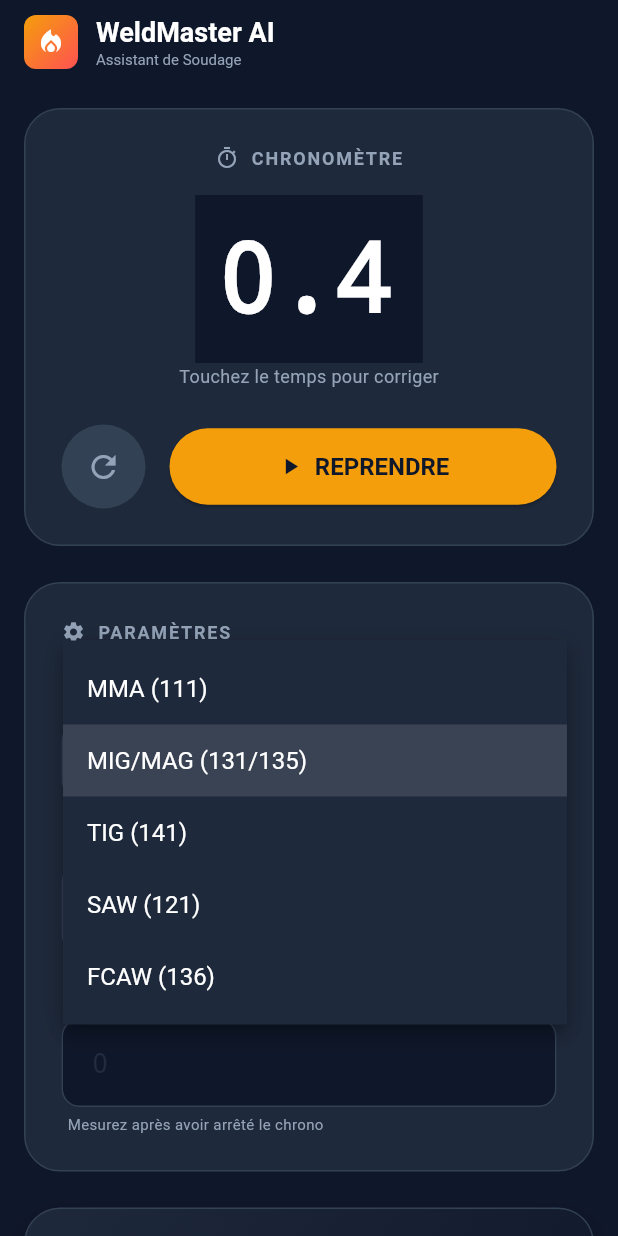
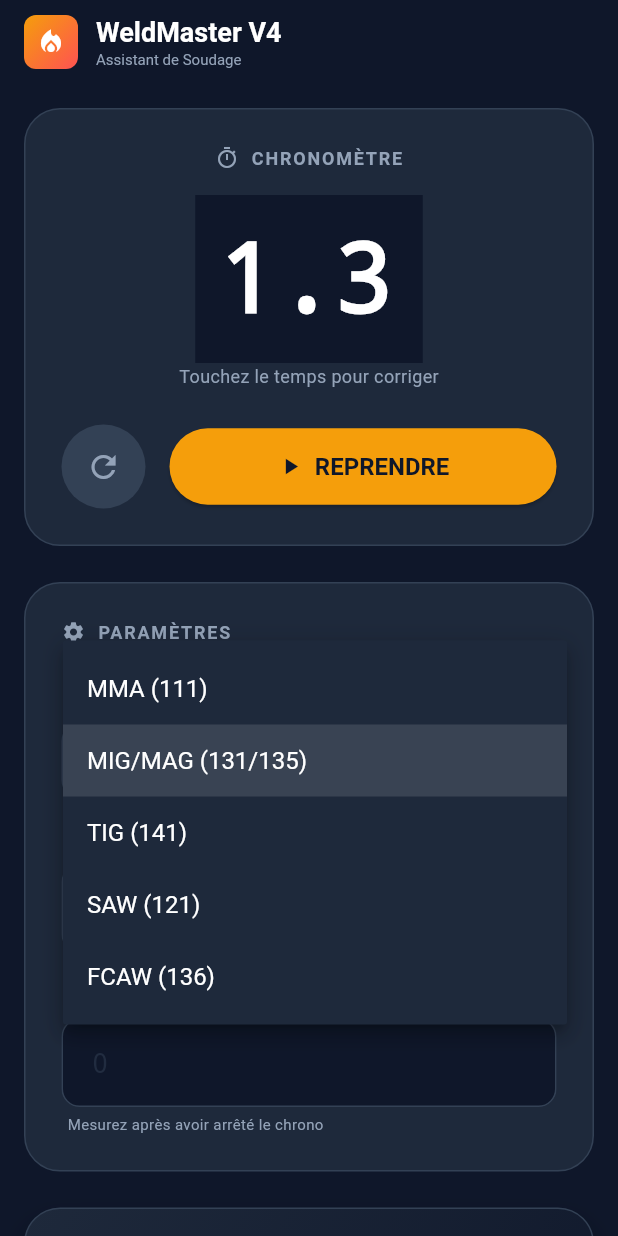
Before and after one commit to orphee899/calcul-soudure, a Flutter app: the screen it shows after launch, after a tap on "SOUDER", after a tap on "ARRÊTER", after a tap on "MIG/MAG (131/135)", on a phone screen of 412 x 824 dp. Run offline on Flutter 3.47's test engine with Material 3 defaults, Android fonts, the phone set to English and light mode, and no system bars; our stand-ins replace flutter_markdown, google_generative_ai.

```diff
--- a/lib/main.dart
+++ b/lib/main.dart
@@ -12,12 +12,12 @@ import 'package:flutter_markdown/flutter_markdown.dart';
 // ==========================================
 
 class AppColors {
-  static const Color background = Color(0xFF0F172A); // Industrial 900
-  static const Color surface = Color(0xFF1E293B);    // Industrial 800
-  static const Color surfaceLight = Color(0xFF334155); // Industrial 700
+  static const Color background = Color(0xFF0F172A);
+  static const Color surface = Color(0xFF1E293B);
+  static const Color surfaceLight = Color(0xFF334155);
   static const Color textMain = Color(0xFFF1F5F9);
   static const Color textMuted = Color(0xFF94A3B8);
-  static const Color accent = Color(0xFFF59E0B);      // Amber
+  static const Color accent = Color(0xFFF59E0B);
   static const Color accentHover = Color(0xFFD97706);
   static const Color error = Color(0xFFEF4444);
 }
@@ -91,27 +91,19 @@ class WeldingState extends ChangeNotifier {
   double _current = 0.0;
   double _length = 0.0;
 
-  // --- LOGIQUE CHRONOMÈTRE ROBUSTE (CORRIGÉE) ---
-  final Stopwatch _stopwatch = Stopwatch();
-  Timer? _uiTimer;
-  double _accumulatedTime = 0.0; // La mémoire du temps
+  // --- NOUVELLE LOGIQUE SIMPLE ---
+  // On abandonne le Stopwatch complexe. On fait un compteur simple.
+  Timer? _timer;
+  double _time = 0.0;
+  bool _isRunning = false;
 
   // Getters
   WeldingProcess get process => _process;
   double get voltage => _voltage;
   double get current => _current;
   double get length => _length;
-
-  // Le temps total est : ce qu'on a en mémoire + ce qui tourne actuellement
-  double get time {
-    if (_stopwatch.isRunning) {
-      return _accumulatedTime + (_stopwatch.elapsedMilliseconds / 1000.0);
-    } else {
-      return _accumulatedTime;
-    }
-  }
-
-  bool get isRunning => _stopwatch.isRunning;
+  double get time => _time;
+  bool get isRunning => _isRunning;
 
   // History & AI
   final List<WeldingPass> _passes = [];
@@ -123,15 +115,14 @@ class WeldingState extends ChangeNotifier {
 
   // Derived Values
   double? get heatInput {
-    if (time > 0 && _length > 0) {
-      // Heat Input Q = k * (U * I * t) / L * 10^-3
-      return (_process.efficiency * _voltage * _current * time) / (_length * 1000);
+    if (_time > 0 && _length > 0) {
+      return (_process.efficiency * _voltage * _current * _time) / (_length * 1000);
     }
     return null;
   }
 
-  double? get power => _voltage * _current; // Watts
-  double? get travelSpeed => (time > 0) ? _length / time : null; // mm/s
+  double? get power => _voltage * _current;
+  double? get travelSpeed => (_time > 0) ? _length / _time : null;
 
   // Setters
   void setProcess(WeldingProcess p) { _process = p; notifyListeners(); }
@@ -139,9 +130,9 @@ class WeldingState extends ChangeNotifier {
   void setCurrent(double c) { _current = c; notifyListeners(); }
   void setLength(double l) { _length = l; notifyListeners(); }
 
-  // Stopwatch Methods
+  // --- LOGIQUE CHRONO SIMPLIFIÉE ---
   void toggleTimer() {
-    if (_stopwatch.isRunning) {
+    if (_isRunning) {
       _stopTimer();
     } else {
       _startTimer();
@@ -149,35 +140,35 @@ class WeldingState extends ChangeNotifier {
   }
 
   void _startTimer() {
-    _stopwatch.start();
-    // Rafraîchir l'interface toutes les 30ms pour voir les chiffres bouger
-    _uiTimer = Timer.periodic(const Duration(milliseconds: 30), (_) => notifyListeners());
+    _isRunning = true;
+    // Ajoute 0.1 seconde toutes les 100ms. Impossible de se tromper.
+    _timer = Timer.periodic(const Duration(milliseconds: 100), (timer) {
+      _time += 0.1;
+      notifyListeners();
+    });
     notifyListeners();
   }
 
   void _stopTimer() {
-    _stopwatch.stop();
-    _uiTimer?.cancel();
-    // IMPORTANT : On sauvegarde le temps qui vient de s'écouler dans la mémoire
-    _accumulatedTime += _stopwatch.elapsedMilliseconds / 1000.0;
-    _stopwatch.reset(); // On remet le chrono interne à 0 pour le prochain tour
+    _timer?.cancel();
+    _isRunning = false;
+    // On NE touche PAS à la variable _time ici. Elle reste telle quelle.
     notifyListeners();
   }
 
   void resetTimer() {
-    _stopwatch.stop();
-    _stopwatch.reset();
-    _uiTimer?.cancel();
-    _accumulatedTime = 0.0; // On efface la mémoire
+    _stopTimer(); // Arrête d'abord
+    _time = 0.0;  // Puis remet à 0
     notifyListeners();
   }
 
   void manualUpdateTime(double newTime) {
-    if (!_stopwatch.isRunning) {
-      _accumulatedTime = newTime;
+    if (!_isRunning) {
+      _time = newTime;
       notifyListeners();
     }
   }
+  // ---------------------------------
 
   // History Methods
   void savePass() {
@@ -190,7 +181,7 @@ class WeldingState extends ChangeNotifier {
       current: _current,
       voltage: _voltage,
       length: _length,
-      time: time,
+      time: _time,
       heatInput: heatInput!,
       kFactor: _process.efficiency,
     );
@@ -225,7 +216,7 @@ class WeldingState extends ChangeNotifier {
         Tension: $_voltage V
         Courant: $_current A
         Longueur: $_length mm
-        Temps: ${time.toStringAsFixed(1)} s
+        Temps: ${_time.toStringAsFixed(1)} s
 
         RÉSULTATS:
         Énergie: ${heatInput!.toStringAsFixed(3)} kJ/mm
@@ -268,7 +259,7 @@ class WeldMasterApp extends StatelessWidget {
         ChangeNotifierProvider(create: (_) => WeldingState()),
       ],
       child: MaterialApp(
-        title: 'WeldMaster AI',
+        title: 'WeldMaster V4',
         debugShowCheckedModeBanner: false,
         theme: ThemeData(
           scaffoldBackgroundColor: AppColors.background,
@@ -330,7 +321,7 @@ class HomeScreen extends StatelessWidget {
               crossAxisAlignment: CrossAxisAlignment.start,
               children: [
                 Text(
-                  'WeldMaster AI',
+                  'WeldMaster V4', // CHANGEMENT DU NOM POUR VÉRIFIER
                   style: TextStyle(fontWeight: FontWeight.bold, fontSize: 18),
                 ),
                 Text(
@@ -344,25 +335,19 @@ class HomeScreen extends StatelessWidget {
       ),
       body: Center(
         child: Container(
-          constraints: const BoxConstraints(maxWidth: 600), // Web responsive
+          constraints: const BoxConstraints(maxWidth: 600),
           child: ListView(
             padding: const EdgeInsets.all(16),
             children: const [
-              // --- ORDRE MODIFIÉ ICI ---
-
-              StopwatchCard(), // 1. Chrono en premier
+              StopwatchCard(),
               SizedBox(height: 24),
-
-              InputsCard(), // 2. Les champs à remplir
+              InputsCard(),
               SizedBox(height: 24),
-
-              ResultCard(), // 3. LE RÉSULTAT EST MAINTENANT ICI (EN BAS)
+              ResultCard(),
               SizedBox(height: 24),
-
-              ActionsSection(), // 4. Boutons Sauvegarder / IA
+              ActionsSection(),
               SizedBox(height: 24),
-
-              HistorySection(), // 5. Historique
+              HistorySection(),
               SizedBox(height: 40),
             ],
           ),
@@ -798,7 +783,7 @@ class ActionsSection extends StatelessWidget {
             ),
             if (state.aiAnalysis != null)
               Container(
-                margin: const EdgeInsets.only(top: 16), // CORRIGÉ
+                margin: const EdgeInsets.only(top: 16),
                 padding: const EdgeInsets.all(16),
                 decoration: BoxDecoration(
                   color: AppColors.surface.withOpacity(0.9),
```
Also changed, not shown: 3 other files.
